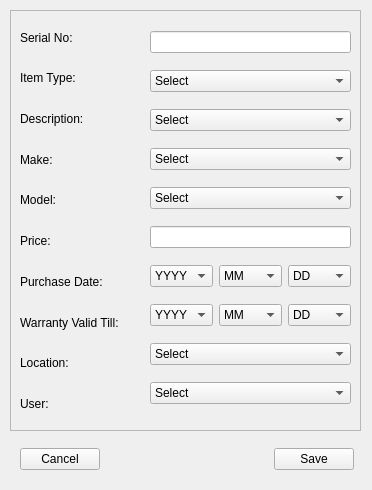
Qt form GUI/guiTest/uiFiles/testAdd.ui (aumanimationstudios/Grantha) before a commit.
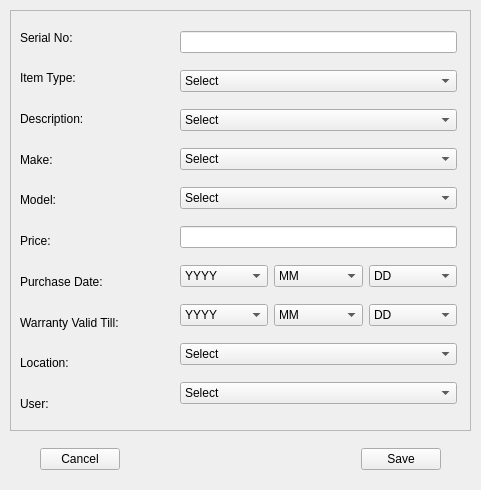
The same form after that commit. Icons and pictures are not drawn.

```diff
--- a/GUI/guiTest/uiFiles/testAdd.ui
+++ b/GUI/guiTest/uiFiles/testAdd.ui
@@ -6,19 +6,1273 @@
    <rect>
     <x>0</x>
     <y>0</y>
-    <width>372</width>
+    <width>481</width>
     <height>490</height>
    </rect>
   </property>
   <property name="windowTitle">
    <string>Form</string>
   </property>
+  <property name="styleSheet">
+   <string notr="true">QToolTip {
+    border: 1px solid #76797C;
+    background-color: #5A7566;
+    color: white;
+    padding: 0px;                /*remove padding, for fix combobox tooltip.*/
+    opacity: 200;
+}
+
+QWidget {
+    color: #eff0f1;
+    background-color: #31363b;
+    selection-background-color: #3daee9;
+    selection-color: #eff0f1;
+    background-clip: border;
+    border-image: none;
+    border: 0px transparent black;
+    outline: 0;
+}
+
+QWidget:item:hover {
+    background-color: #18465d;
+    color: #eff0f1;
+}
+
+QWidget:item:selected {
+    background-color: #18465d;
+}
+
+QCheckBox {
+    spacing: 5px;
+    outline: none;
+    color: #eff0f1;
+    margin-bottom: 2px;
+}
+
+QCheckBox:disabled {
+    color: #76797C;
+}
+
+QCheckBox::indicator,
+QGroupBox::indicator {
+    width: 18px;
+    height: 18px;
+}
+
+QGroupBox::indicator {
+    margin-left: 2px;
+}
+
+QCheckBox::indicator:unchecked,
+QGroupBox::indicator:unchecked {
+    image: url(:/qss_icons/rc/checkbox_unchecked.png);
+}
+
+QCheckBox::indicator:unchecked:hover,
+QCheckBox::indicator:unchecked:focus,
+QCheckBox::indicator:unchecked:pressed,
+QGroupBox::indicator:unchecked:hover,
+QGroupBox::indicator:unchecked:focus,
+QGroupBox::indicator:unchecked:pressed {
+    border: none;
+    image: url(:/qss_icons/rc/checkbox_unchecked_focus.png);
+}
+
+QCheckBox::indicator:checked,
+QGroupBox::indicator:checked {
+    image: url(:/qss_icons/rc/checkbox_checked.png);
+}
+
+QCheckBox::indicator:checked:hover,
+QCheckBox::indicator:checked:focus,
+QCheckBox::indicator:checked:pressed,
+QGroupBox::indicator:checked:hover,
+QGroupBox::indicator:checked:focus,
+QGroupBox::indicator:checked:pressed {
+    border: none;
+    image: url(:/qss_icons/rc/checkbox_checked_focus.png);
+}
+
+QCheckBox::indicator:indeterminate {
+    image: url(:/qss_icons/rc/checkbox_indeterminate.png);
+}
+
+QCheckBox::indicator:indeterminate:focus,
+QCheckBox::indicator:indeterminate:hover,
+QCheckBox::indicator:indeterminate:pressed {
+    image: url(:/qss_icons/rc/checkbox_indeterminate_focus.png);
+}
+
+QCheckBox::indicator:checked:disabled,
+QGroupBox::indicator:checked:disabled {
+    image: url(:/qss_icons/rc/checkbox_checked_disabled.png);
+}
+
+QCheckBox::indicator:unchecked:disabled,
+QGroupBox::indicator:unchecked:disabled {
+    image: url(:/qss_icons/rc/checkbox_unchecked_disabled.png);
+}
+
+QRadioButton {
+    spacing: 5px;
+    outline: none;
+    color: #eff0f1;
+    margin-bottom: 2px;
+}
+
+QRadioButton:disabled {
+    color: #76797C;
+}
+
+QRadioButton::indicator {
+    width: 21px;
+    height: 21px;
+}
+
+QRadioButton::indicator:unchecked {
+    image: url(:/qss_icons/rc/radio_unchecked.png);
+}
+
+QRadioButton::indicator:unchecked:hover,
+QRadioButton::indicator:unchecked:focus,
+QRadioButton::indicator:unchecked:pressed {
+    border: none;
+    outline: none;
+    image: url(:/qss_icons/rc/radio_unchecked_focus.png);
+}
+
+QRadioButton::indicator:checked {
+    border: none;
+    outline: none;
+    image: url(:/qss_icons/rc/radio_checked.png);
+}
+
+QRadioButton::indicator:checked:hover,
+QRadioButton::indicator:checked:focus,
+QRadioButton::indicator:checked:pressed {
+    border: none;
+    outline: none;
+    image: url(:/qss_icons/rc/radio_checked_focus.png);
+}
+
+QRadioButton::indicator:checked:disabled {
+    outline: none;
+    image: url(:/qss_icons/rc/radio_checked_disabled.png);
+}
+
+QRadioButton::indicator:unchecked:disabled {
+    image: url(:/qss_icons/rc/radio_unchecked_disabled.png);
+}
+
+QMenuBar {
+    background-color: #31363b;
+    color: #eff0f1;
+}
+
+QMenuBar::item {
+    background: transparent;
+}
+
+QMenuBar::item:selected {
+    background: transparent;
+    border: 1px solid #76797C;
+}
+
+QMenuBar::item:pressed {
+    border: 1px solid #76797C;
+    background-color: #3daee9;
+    color: #eff0f1;
+    margin-bottom: -1px;
+    padding-bottom: 1px;
+}
+
+QMenu {
+    border: 1px solid #76797C;
+    color: #eff0f1;
+    margin: 2px;
+}
+
+QMenu::icon {
+    margin: 5px;
+}
+
+QMenu::item {
+    padding: 5px 30px 5px 30px;
+    border: 1px solid transparent;
+    /* reserve space for selection border */
+}
+
+QMenu::item:selected {
+    color: #eff0f1;
+}
+
+QMenu::separator {
+    height: 2px;
+    background: lightblue;
+    margin-left: 10px;
+    margin-right: 5px;
+}
+
+QMenu::indicator {
+    width: 18px;
+    height: 18px;
+}
+
+
+/* non-exclusive indicator = check box style indicator
+   (see QActionGroup::setExclusive) */
+
+QMenu::indicator:non-exclusive:unchecked {
+    image: url(:/qss_icons/rc/checkbox_unchecked.png);
+}
+
+QMenu::indicator:non-exclusive:unchecked:selected {
+    image: url(:/qss_icons/rc/checkbox_unchecked_disabled.png);
+}
+
+QMenu::indicator:non-exclusive:checked {
+    image: url(:/qss_icons/rc/checkbox_checked.png);
+}
+
+QMenu::indicator:non-exclusive:checked:selected {
+    image: url(:/qss_icons/rc/checkbox_checked_disabled.png);
+}
+
+
+/* exclusive indicator = radio button style indicator (see QActionGroup::setExclusive) */
+
+QMenu::indicator:exclusive:unchecked {
+    image: url(:/qss_icons/rc/radio_unchecked.png);
+}
+
+QMenu::indicator:exclusive:unchecked:selected {
+    image: url(:/qss_icons/rc/radio_unchecked_disabled.png);
+}
+
+QMenu::indicator:exclusive:checked {
+    image: url(:/qss_icons/rc/radio_checked.png);
+}
+
+QMenu::indicator:exclusive:checked:selected {
+    image: url(:/qss_icons/rc/radio_checked_disabled.png);
+}
+
+QMenu::right-arrow {
+    margin: 5px;
+    image: url(:/qss_icons/rc/right_arrow.png)
+}
+
+QWidget:disabled {
+    color: #454545;
+    background-color: #31363b;
+}
+
+QAbstractItemView {
+    alternate-background-color: #31363b;
+    color: #eff0f1;
+    border: 1px solid #3A3939;
+    border-radius: 2px;
+}
+
+QWidget:focus,
+QMenuBar:focus {
+    border: 1px solid #3daee9;
+}
+
+QTabWidget:focus,
+QCheckBox:focus,
+QRadioButton:focus,
+QSlider:focus {
+    border: none;
+}
+
+QLineEdit {
+    background-color: #232629;
+    padding: 5px;
+    border-style: solid;
+    border: 1px solid #76797C;
+    border-radius: 2px;
+    color: #eff0f1;
+}
+
+QAbstractItemView QLineEdit {
+    padding: 0;
+}
+
+QGroupBox {
+    border: 1px solid #76797C;
+    border-radius: 2px;
+    margin-top: 20px;
+}
+
+QGroupBox::title {
+    subcontrol-origin: margin;
+    subcontrol-position: top center;
+    padding-left: 10px;
+    padding-right: 10px;
+    padding-top: 10px;
+}
+
+QAbstractScrollArea {
+    border-radius: 2px;
+    border: 1px solid #76797C;
+    background-color: transparent;
+}
+
+QScrollBar:horizontal {
+    height: 15px;
+    margin: 3px 15px 3px 15px;
+    border: 1px transparent #2A2929;
+    border-radius: 4px;
+    background-color: #2A2929;
+}
+
+QScrollBar::handle:horizontal {
+    background-color: #605F5F;
+    min-width: 5px;
+    border-radius: 4px;
+}
+
+QScrollBar::add-line:horizontal {
+    margin: 0px 3px 0px 3px;
+    border-image: url(:/qss_icons/rc/right_arrow_disabled.png);
+    width: 10px;
+    height: 10px;
+    subcontrol-position: right;
+    subcontrol-origin: margin;
+}
+
+QScrollBar::sub-line:horizontal {
+    margin: 0px 3px 0px 3px;
+    border-image: url(:/qss_icons/rc/left_arrow_disabled.png);
+    height: 10px;
+    width: 10px;
+    subcontrol-position: left;
+    subcontrol-origin: margin;
+}
+
+QScrollBar::add-line:horizontal:hover,
+QScrollBar::add-line:horizontal:on {
+    border-image: url(:/qss_icons/rc/right_arrow.png);
+    height: 10px;
+    width: 10px;
+    subcontrol-position: right;
+    subcontrol-origin: margin;
+}
+
+QScrollBar::sub-line:horizontal:hover,
+QScrollBar::sub-line:horizontal:on {
+    border-image: url(:/qss_icons/rc/left_arrow.png);
+    height: 10px;
+    width: 10px;
+    subcontrol-position: left;
+    subcontrol-origin: margin;
+}
+
+QScrollBar::up-arrow:horizontal,
+QScrollBar::down-arrow:horizontal {
+    background: none;
+}
+
+QScrollBar::add-page:horizontal,
+QScrollBar::sub-page:horizontal {
+    background: none;
+}
+
+QScrollBar:vertical {
+    background-color: #2A2929;
+    width: 15px;
+    margin: 15px 3px 15px 3px;
+    border: 1px transparent #2A2929;
+    border-radius: 4px;
+}
+
+QScrollBar::handle:vertical {
+    background-color: #605F5F;
+    min-height: 5px;
+    border-radius: 4px;
+}
+
+QScrollBar::sub-line:vertical {
+    margin: 3px 0px 3px 0px;
+    border-image: url(:/qss_icons/rc/up_arrow_disabled.png);
+    height: 10px;
+    width: 10px;
+    subcontrol-position: top;
+    subcontrol-origin: margin;
+}
+
+QScrollBar::add-line:vertical {
+    margin: 3px 0px 3px 0px;
+    border-image: url(:/qss_icons/rc/down_arrow_disabled.png);
+    height: 10px;
+    width: 10px;
+    subcontrol-position: bottom;
+    subcontrol-origin: margin;
+}
+
+QScrollBar::sub-line:vertical:hover,
+QScrollBar::sub-line:vertical:on {
+    border-image: url(:/qss_icons/rc/up_arrow.png);
+    height: 10px;
+    width: 10px;
+    subcontrol-position: top;
+    subcontrol-origin: margin;
+}
+
+QScrollBar::add-line:vertical:hover,
+QScrollBar::add-line:vertical:on {
+    border-image: url(:/qss_icons/rc/down_arrow.png);
+    height: 10px;
+    width: 10px;
+    subcontrol-position: bottom;
+    subcontrol-origin: margin;
+}
+
+QScrollBar::up-arrow:vertical,
+QScrollBar::down-arrow:vertical {
+    background: none;
+}
+
+QScrollBar::add-page:vertical,
+QScrollBar::sub-page:vertical {
+    background: none;
+}
+
+QTextEdit {
+    background-color: #232629;
+    color: #eff0f1;
+    border: 1px solid #76797C;
+}
+
+QPlainTextEdit {
+    background-color: #232629;
+    ;
+    color: #eff0f1;
+    border-radius: 2px;
+    border: 1px solid #76797C;
+}
+
+QHeaderView::section {
+    background-color: #76797C;
+    color: #eff0f1;
+    padding: 5px;
+    border: 1px solid #76797C;
+}
+
+QSizeGrip {
+    image: url(:/qss_icons/rc/sizegrip.png);
+    width: 12px;
+    height: 12px;
+}
+
+QMainWindow::separator {
+    background-color: #31363b;
+    color: white;
+    padding-left: 4px;
+    spacing: 2px;
+    border: 1px dashed #76797C;
+}
+
+QMainWindow::separator:hover {
+    background-color: #787876;
+    color: white;
+    padding-left: 4px;
+    border: 1px solid #76797C;
+    spacing: 2px;
+}
+
+QMenu::separator {
+    height: 1px;
+    background-color: #76797C;
+    color: white;
+    padding-left: 4px;
+    margin-left: 10px;
+    margin-right: 5px;
+}
+
+QFrame {
+    border-radius: 2px;
+    border: 1px solid #76797C;
+}
+
+QFrame[frameShape=&quot;0&quot;] {
+    border-radius: 2px;
+    border: 1px transparent #76797C;
+}
+
+QStackedWidget {
+    border: 1px transparent black;
+}
+
+QToolBar {
+    border: 1px transparent #393838;
+    background: 1px solid #31363b;
+    font-weight: bold;
+}
+
+QToolBar::handle:horizontal {
+    image: url(:/qss_icons/rc/Hmovetoolbar.png);
+}
+
+QToolBar::handle:vertical {
+    image: url(:/qss_icons/rc/Vmovetoolbar.png);
+}
+
+QToolBar::separator:horizontal {
+    image: url(:/qss_icons/rc/Hsepartoolbar.png);
+}
+
+QToolBar::separator:vertical {
+    image: url(:/qss_icons/rc/Vsepartoolbar.png);
+}
+
+QToolButton#qt_toolbar_ext_button {
+    background: #58595a
+}
+
+QPushButton {
+    color: #eff0f1;
+    background-color: #31363b;
+    border-width: 1px;
+    border-color: #76797C;
+    border-style: solid;
+    padding: 5px;
+    border-radius: 2px;
+    outline: none;
+}
+
+QPushButton:disabled {
+    background-color: #31363b;
+    border-width: 1px;
+    border-color: #454545;
+    border-style: solid;
+    padding-top: 5px;
+    padding-bottom: 5px;
+    padding-left: 10px;
+    padding-right: 10px;
+    border-radius: 2px;
+    color: #454545;
+}
+
+QPushButton:focus {
+    background-color: #3daee9;
+    color: white;
+}
+
+QPushButton:pressed {
+    background-color: #3daee9;
+    padding-top: -15px;
+    padding-bottom: -17px;
+}
+
+QComboBox {
+    selection-background-color: #3daee9;
+    border-style: solid;
+    border: 1px solid #76797C;
+    border-radius: 2px;
+    padding: 5px;
+    min-width: 75px;
+}
+
+QPushButton:checked {
+    background-color: #76797C;
+    border-color: #6A6969;
+}
+
+QComboBox:hover,
+QPushButton:hover,
+QAbstractSpinBox:hover,
+QLineEdit:hover,
+QTextEdit:hover,
+QPlainTextEdit:hover,
+QAbstractView:hover,
+QTreeView:hover {
+    border: 1px solid #3daee9;
+    color: #eff0f1;
+}
+
+QComboBox:on {
+    padding-top: 3px;
+    padding-left: 4px;
+    selection-background-color: #4a4a4a;
+}
+
+QComboBox QAbstractItemView {
+    background-color: #232629;
+    border-radius: 2px;
+    border: 1px solid #76797C;
+    selection-background-color: #18465d;
+}
+
+QComboBox::drop-down {
+    subcontrol-origin: padding;
+    subcontrol-position: top right;
+    width: 15px;
+    border-left-width: 0px;
+    border-left-color: darkgray;
+    border-left-style: solid;
+    border-top-right-radius: 3px;
+    border-bottom-right-radius: 3px;
+}
+
+QComboBox::down-arrow {
+    image: url(:/qss_icons/rc/down_arrow_disabled.png);
+}
+
+QComboBox::down-arrow:on,
+QComboBox::down-arrow:hover,
+QComboBox::down-arrow:focus {
+    image: url(:/qss_icons/rc/down_arrow.png);
+}
+
+QAbstractSpinBox {
+    padding: 5px;
+    border: 1px solid #76797C;
+    background-color: #232629;
+    color: #eff0f1;
+    border-radius: 2px;
+    min-width: 75px;
+}
+
+QAbstractSpinBox:up-button {
+    background-color: transparent;
+    subcontrol-origin: border;
+    subcontrol-position: center right;
+}
+
+QAbstractSpinBox:down-button {
+    background-color: transparent;
+    subcontrol-origin: border;
+    subcontrol-position: center left;
+}
+
+QAbstractSpinBox::up-arrow,
+QAbstractSpinBox::up-arrow:disabled,
+QAbstractSpinBox::up-arrow:off {
+    image: url(:/qss_icons/rc/up_arrow_disabled.png);
+    width: 10px;
+    height: 10px;
+}
+
+QAbstractSpinBox::up-arrow:hover {
+    image: url(:/qss_icons/rc/up_arrow.png);
+}
+
+QAbstractSpinBox::down-arrow,
+QAbstractSpinBox::down-arrow:disabled,
+QAbstractSpinBox::down-arrow:off {
+    image: url(:/qss_icons/rc/down_arrow_disabled.png);
+    width: 10px;
+    height: 10px;
+}
+
+QAbstractSpinBox::down-arrow:hover {
+    image: url(:/qss_icons/rc/down_arrow.png);
+}
+
+QLabel {
+    border: 0px solid black;
+}
+
+QTabWidget {
+    border: 0px transparent black;
+}
+
+QTabWidget::pane {
+    border: 1px solid #76797C;
+    padding: 5px;
+    margin: 0px;
+}
+
+QTabWidget::tab-bar {
+    /* left: 5px; move to the right by 5px */
+}
+
+QTabBar {
+    qproperty-drawBase: 0;
+    border-radius: 3px;
+}
+
+QTabBar:focus {
+    border: 0px transparent black;
+}
+
+QTabBar::close-button {
+    image: url(:/qss_icons/rc/close.png);
+    background: transparent;
+}
+
+QTabBar::close-button:hover {
+    image: url(:/qss_icons/rc/close-hover.png);
+    background: transparent;
+}
+
+QTabBar::close-button:pressed {
+    image: url(:/qss_icons/rc/close-pressed.png);
+    background: transparent;
+}
+
+
+/* TOP TABS */
+
+QTabBar::tab:top {
+    color: #eff0f1;
+    border: 1px solid #76797C;
+    border-bottom: 1px transparent black;
+    background-color: #31363b;
+    padding: 5px;
+    min-width: 50px;
+    border-top-left-radius: 2px;
+    border-top-right-radius: 2px;
+}
+
+QTabBar::tab:top:selected {
+    color: #eff0f1;
+    background-color: #54575B;
+    border: 1px solid #76797C;
+    border-bottom: 2px solid #3daee9;
+    border-top-left-radius: 2px;
+    border-top-right-radius: 2px;
+}
+
+QTabBar::tab:top:!selected:hover {
+    background-color: #3daee9;
+}
+
+
+/* BOTTOM TABS */
+
+QTabBar::tab:bottom {
+    color: #eff0f1;
+    border: 1px solid #76797C;
+    border-top: 1px transparent black;
+    background-color: #31363b;
+    padding: 5px;
+    border-bottom-left-radius: 2px;
+    border-bottom-right-radius: 2px;
+    min-width: 50px;
+}
+
+QTabBar::tab:bottom:selected {
+    color: #eff0f1;
+    background-color: #54575B;
+    border: 1px solid #76797C;
+    border-top: 2px solid #3daee9;
+    border-bottom-left-radius: 2px;
+    border-bottom-right-radius: 2px;
+}
+
+QTabBar::tab:bottom:!selected:hover {
+    background-color: #3daee9;
+}
+
+
+/* LEFT TABS */
+
+QTabBar::tab:left {
+    color: #eff0f1;
+    border: 1px solid #76797C;
+    border-left: 1px transparent black;
+    background-color: #31363b;
+    padding: 5px;
+    border-top-right-radius: 2px;
+    border-bottom-right-radius: 2px;
+    min-height: 50px;
+}
+
+QTabBar::tab:left:selected {
+    color: #eff0f1;
+    background-color: #54575B;
+    border: 1px solid #76797C;
+    border-left: 2px solid #3daee9;
+    border-top-right-radius: 2px;
+    border-bottom-right-radius: 2px;
+}
+
+QTabBar::tab:left:!selected:hover {
+    background-color: #3daee9;
+}
+
+
+/* RIGHT TABS */
+
+QTabBar::tab:right {
+    color: #eff0f1;
+    border: 1px solid #76797C;
+    border-right: 1px transparent black;
+    background-color: #31363b;
+    padding: 5px;
+    border-top-left-radius: 2px;
+    border-bottom-left-radius: 2px;
+    min-height: 50px;
+}
+
+QTabBar::tab:right:selected {
+    color: #eff0f1;
+    background-color: #54575B;
+    border: 1px solid #76797C;
+    border-right: 2px solid #3daee9;
+    border-top-left-radius: 2px;
+    border-bottom-left-radius: 2px;
+}
+
+QTabBar::tab:right:!selected:hover {
+    background-color: #3daee9;
+}
+
+QTabBar QToolButton::right-arrow:enabled {
+    image: url(:/qss_icons/rc/right_arrow.png);
+}
+
+QTabBar QToolButton::left-arrow:enabled {
+    image: url(:/qss_icons/rc/left_arrow.png);
+}
+
+QTabBar QToolButton::right-arrow:disabled {
+    image: url(:/qss_icons/rc/right_arrow_disabled.png);
+}
+
+QTabBar QToolButton::left-arrow:disabled {
+    image: url(:/qss_icons/rc/left_arrow_disabled.png);
+}
+
+QDockWidget {
+    background: #31363b;
+    border: 1px solid #403F3F;
+    titlebar-close-icon: url(:/qss_icons/rc/close.png);
+    titlebar-normal-icon: url(:/qss_icons/rc/undock.png);
+}
+
+QDockWidget::close-button,
+QDockWidget::float-button {
+    border: 1px solid transparent;
+    border-radius: 2px;
+    background: transparent;
+}
+
+QDockWidget::close-button:hover,
+QDockWidget::float-button:hover {
+    background: rgba(255, 255, 255, 10);
+}
+
+QDockWidget::close-button:pressed,
+QDockWidget::float-button:pressed {
+    padding: 1px -1px -1px 1px;
+    background: rgba(255, 255, 255, 10);
+}
+
+QTreeView,
+QListView {
+    border: 1px solid #76797C;
+    background-color: #232629;
+}
+
+QTreeView:branch:selected,
+QTreeView:branch:hover {
+    background: url(:/qss_icons/rc/transparent.png);
+}
+
+QTreeView::branch:has-siblings:!adjoins-item {
+    border-image: url(:/qss_icons/rc/transparent.png);
+}
+
+QTreeView::branch:has-siblings:adjoins-item {
+    border-image: url(:/qss_icons/rc/transparent.png);
+}
+
+QTreeView::branch:!has-children:!has-siblings:adjoins-item {
+    border-image: url(:/qss_icons/rc/transparent.png);
+}
+
+QTreeView::branch:has-children:!has-siblings:closed,
+QTreeView::branch:closed:has-children:has-siblings {
+    image: url(:/qss_icons/rc/branch_closed.png);
+}
+
+QTreeView::branch:open:has-children:!has-siblings,
+QTreeView::branch:open:has-children:has-siblings {
+    image: url(:/qss_icons/rc/branch_open.png);
+}
+
+QTreeView::branch:has-children:!has-siblings:closed:hover,
+QTreeView::branch:closed:has-children:has-siblings:hover {
+    image: url(:/qss_icons/rc/branch_closed-on.png);
+}
+
+QTreeView::branch:open:has-children:!has-siblings:hover,
+QTreeView::branch:open:has-children:has-siblings:hover {
+    image: url(:/qss_icons/rc/branch_open-on.png);
+}
+
+QListView::item:!selected:hover,
+QTreeView::item:!selected:hover {
+    background: #18465d;
+    outline: 0;
+    color: #eff0f1
+}
+
+QListView::item:selected:hover,
+QTreeView::item:selected:hover {
+    background: #287399;
+    color: #eff0f1;
+}
+
+QTreeView::indicator:checked,
+QListView::indicator:checked {
+    image: url(:/qss_icons/rc/checkbox_checked.png);
+}
+
+QTreeView::indicator:unchecked,
+QListView::indicator:unchecked {
+    image: url(:/qss_icons/rc/checkbox_unchecked.png);
+}
+
+QTreeView::indicator:indeterminate,
+QListView::indicator:indeterminate {
+    image: url(:/qss_icons/rc/checkbox_indeterminate.png);
+}
+
+QTreeView::indicator:checked:hover,
+QTreeView::indicator:checked:focus,
+QTreeView::indicator:checked:pressed,
+QListView::indicator:checked:hover,
+QListView::indicator:checked:focus,
+QListView::indicator:checked:pressed {
+    image: url(:/qss_icons/rc/checkbox_checked_focus.png);
+}
+
+QTreeView::indicator:unchecked:hover,
+QTreeView::indicator:unchecked:focus,
+QTreeView::indicator:unchecked:pressed,
+QListView::indicator:unchecked:hover,
+QListView::indicator:unchecked:focus,
+QListView::indicator:unchecked:pressed {
+    image: url(:/qss_icons/rc/checkbox_unchecked_focus.png);
+}
+
+QTreeView::indicator:indeterminate:hover,
+QTreeView::indicator:indeterminate:focus,
+QTreeView::indicator:indeterminate:pressed,
+QListView::indicator:indeterminate:hover,
+QListView::indicator:indeterminate:focus,
+QListView::indicator:indeterminate:pressed {
+    image: url(:/qss_icons/rc/checkbox_indeterminate_focus.png);
+}
+
+QSlider::groove:horizontal {
+    border: 1px solid #565a5e;
+    height: 4px;
+    background: #565a5e;
+    margin: 0px;
+    border-radius: 2px;
+}
+
+QSlider::handle:horizontal {
+    background: #232629;
+    border: 1px solid #565a5e;
+    width: 16px;
+    height: 16px;
+    margin: -8px 0;
+    border-radius: 9px;
+}
+
+QSlider::sub-page:horizontal {
+    border: 1px solid #565a5e;
+    height: 4px;
+    background: #3daee9;
+    margin: 0px;
+    border-radius: 2px;
+}
+
+QSlider::groove:vertical {
+    border: 1px solid #565a5e;
+    width: 4px;
+    background: #565a5e;
+    margin: 0px;
+    border-radius: 3px;
+}
+
+QSlider::handle:vertical {
+    background: #232629;
+    border: 1px solid #565a5e;
+    width: 16px;
+    height: 16px;
+    margin: 0 -8px;
+    border-radius: 9px;
+}
+
+QSlider::sub-page:vertical {
+    border: 1px solid #565a5e;
+    width: 4px;
+    background: #3daee9;
+    margin: 0px;
+    border-radius: 3px;
+}
+
+QToolButton {
+    background-color: transparent;
+    border: 1px transparent #76797C;
+    border-radius: 2px;
+    margin: 3px;
+    padding: 5px;
+}
+
+QToolButton[popupMode=&quot;1&quot;] {
+    /* only for MenuButtonPopup */
+    padding-right: 20px;
+    /* make way for the popup button */
+    border: 1px #76797C;
+    border-radius: 5px;
+}
+
+QToolButton[popupMode=&quot;2&quot;] {
+    /* only for InstantPopup */
+    padding-right: 10px;
+    /* make way for the popup button */
+    border: 1px #76797C;
+}
+
+QToolButton:hover,
+QToolButton::menu-button:hover {
+    background-color: transparent;
+    border: 1px solid #3daee9;
+    padding: 5px;
+}
+
+QToolButton:checked,
+QToolButton:pressed,
+QToolButton::menu-button:pressed {
+    background-color: #3daee9;
+    border: 1px solid #3daee9;
+    padding: 5px;
+}
+
+
+/* the subcontrol below is used only in the InstantPopup or DelayedPopup mode */
+
+QToolButton::menu-indicator {
+    image: url(:/qss_icons/rc/down_arrow.png);
+    top: -7px;
+    left: -2px;
+    /* shift it a bit */
+}
+
+
+/* the subcontrols below are used only in the MenuButtonPopup mode */
+
+QToolButton::menu-button {
+    border: 1px transparent #76797C;
+    border-top-right-radius: 6px;
+    border-bottom-right-radius: 6px;
+    /* 16px width + 4px for border = 20px allocated above */
+    width: 16px;
+    outline: none;
+}
+
+QToolButton::menu-arrow {
+    image: url(:/qss_icons/rc/down_arrow.png);
+}
+
+QToolButton::menu-arrow:open {
+    border: 1px solid #76797C;
+}
+
+QPushButton::menu-indicator {
+    subcontrol-origin: padding;
+    subcontrol-position: bottom right;
+    left: 8px;
+}
+
+QTableView {
+    border: 1px solid #76797C;
+    gridline-color: #31363b;
+    background-color: #232629;
+}
+
+QTableView,
+QHeaderView {
+    border-radius: 0px;
+}
+
+QTableView::item:pressed,
+QListView::item:pressed,
+QTreeView::item:pressed {
+    background: #18465d;
+    color: #eff0f1;
+}
+
+QTableView::item:selected:active,
+QTreeView::item:selected:active,
+QListView::item:selected:active {
+    background: #287399;
+    color: #eff0f1;
+}
+
+QHeaderView {
+    background-color: #31363b;
+    border: 1px transparent;
+    border-radius: 0px;
+    margin: 0px;
+    padding: 0px;
+}
+
+QHeaderView::section {
+    background-color: #31363b;
+    color: #eff0f1;
+    padding: 5px;
+    border: 1px solid #76797C;
+    border-radius: 0px;
+    text-align: center;
+}
+
+QHeaderView::section::vertical::first,
+QHeaderView::section::vertical::only-one {
+    border-top: 1px solid #76797C;
+}
+
+QHeaderView::section::vertical {
+    border-top: transparent;
+}
+
+QHeaderView::section::horizontal::first,
+QHeaderView::section::horizontal::only-one {
+    border-left: 1px solid #76797C;
+}
+
+QHeaderView::section::horizontal {
+    border-left: transparent;
+}
+
+QHeaderView::section:checked {
+    color: white;
+    background-color: #334e5e;
+}
+
+
+/* style the sort indicator */
+
+QHeaderView::down-arrow {
+    image: url(:/qss_icons/rc/down_arrow.png);
+}
+
+QHeaderView::up-arrow {
+    image: url(:/qss_icons/rc/up_arrow.png);
+}
+
+QTableCornerButton::section {
+    background-color: #31363b;
+    border: 1px transparent #76797C;
+    border-radius: 0px;
+}
+
+QToolBox {
+    padding: 5px;
+    border: 1px transparent black;
+}
+
+QToolBox::tab {
+    color: #eff0f1;
+    background-color: #31363b;
+    border: 1px solid #76797C;
+    border-bottom: 1px transparent #31363b;
+    border-top-left-radius: 5px;
+    border-top-right-radius: 5px;
+}
+
+QToolBox::tab:selected {
+    /* italicize selected tabs */
+    font: italic;
+    background-color: #31363b;
+    border-color: #3daee9;
+}
+
+QStatusBar::item {
+    border: 0px transparent dark;
+}
+
+QFrame[height=&quot;3&quot;],
+QFrame[width=&quot;3&quot;] {
+    background-color: #76797C;
+}
+
+QSplitter::handle {
+    border: 1px dashed #76797C;
+}
+
+QSplitter::handle:hover {
+    background-color: #787876;
+    border: 1px solid #76797C;
+}
+
+QSplitter::handle:horizontal {
+    width: 1px;
+}
+
+QSplitter::handle:vertical {
+    height: 1px;
+}
+
+QProgressBar {
+    border: 1px solid #76797C;
+    border-radius: 5px;
+    text-align: center;
+}
+
+QProgressBar::chunk {
+    background-color: #05B8CC;
+}
+
+QDateEdit {
+    selection-background-color: #3daee9;
+    border-style: solid;
+    border: 1px solid #3375A3;
+    border-radius: 2px;
+    padding: 1px;
+    min-width: 75px;
+}
+
+QDateEdit:on {
+    padding-top: 3px;
+    padding-left: 4px;
+    selection-background-color: #4a4a4a;
+}
+
+QDateEdit QAbstractItemView {
+    background-color: #232629;
+    border-radius: 2px;
+    border: 1px solid #3375A3;
+    selection-background-color: #3daee9;
+}
+
+QDateEdit::drop-down {
+    subcontrol-origin: padding;
+    subcontrol-position: top right;
+    width: 15px;
+    border-left-width: 0px;
+    border-left-color: darkgray;
+    border-left-style: solid;
+    border-top-right-radius: 3px;
+    border-bottom-right-radius: 3px;
+}
+
+QDateEdit::down-arrow {
+    image: url(:/qss_icons/rc/down_arrow_disabled.png);
+}
+
+QDateEdit::down-arrow:on,
+QDateEdit::down-arrow:hover,
+QDateEdit::down-arrow:focus {
+    image: url(:/qss_icons/rc/down_arrow.png);
+}
+</string>
+  </property>
   <widget class="QFrame" name="frame">
    <property name="geometry">
     <rect>
      <x>10</x>
      <y>10</y>
-     <width>351</width>
+     <width>461</width>
      <height>421</height>
     </rect>
    </property>
@@ -33,7 +1287,7 @@
      <rect>
       <x>10</x>
       <y>10</y>
-      <width>131</width>
+      <width>155</width>
       <height>401</height>
      </rect>
     </property>
@@ -113,9 +1367,9 @@
    <widget class="QWidget" name="layoutWidget">
     <property name="geometry">
      <rect>
-      <x>140</x>
+      <x>170</x>
       <y>10</y>
-      <width>201</width>
+      <width>277</width>
       <height>400</height>
      </rect>
     </property>
@@ -976,9 +2230,9 @@
   <widget class="QWidget" name="layoutWidget">
    <property name="geometry">
     <rect>
-     <x>20</x>
+     <x>40</x>
      <y>440</y>
-     <width>334</width>
+     <width>401</width>
      <height>38</height>
     </rect>
    </property>
```
